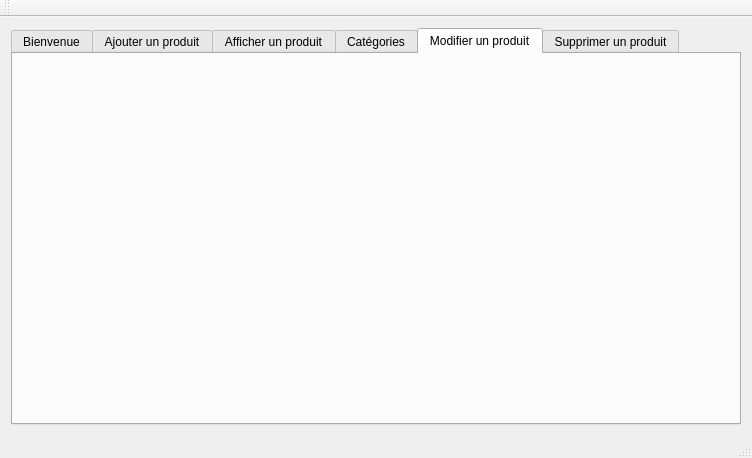
This is mainwindow.ui in choucheniheb/Projet_C-_2A23_Smart-beauty-center as Qt 5 draws it before an edit. The edited form follows.
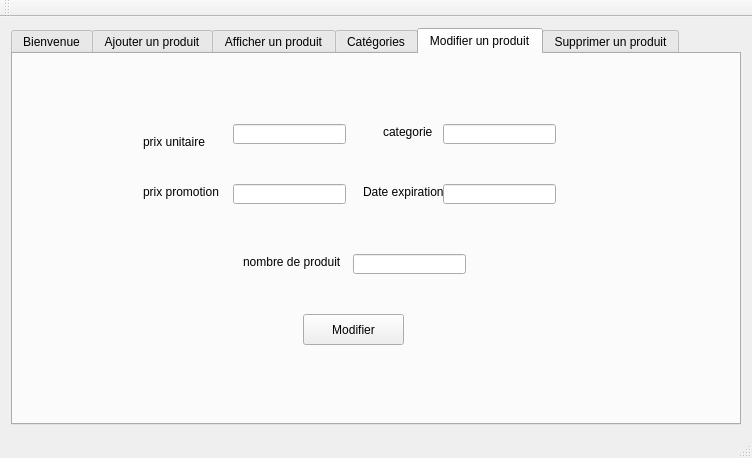
This is the edited form. The open tabs and pages were chosen to show the change.

```diff
--- a/mainwindow.ui
+++ b/mainwindow.ui
@@ -378,6 +378,200 @@
        <attribute name="title">
         <string>Modifier un produit</string>
        </attribute>
+       <widget class="QStackedWidget" name="stackedWidget_2">
+        <property name="geometry">
+         <rect>
+          <x>40</x>
+          <y>10</y>
+          <width>611</width>
+          <height>351</height>
+         </rect>
+        </property>
+        <property name="currentIndex">
+         <number>0</number>
+        </property>
+        <widget class="QWidget" name="page_3">
+         <widget class="QLabel" name="label_9">
+          <property name="geometry">
+           <rect>
+            <x>160</x>
+            <y>140</y>
+            <width>91</width>
+            <height>16</height>
+           </rect>
+          </property>
+          <property name="text">
+           <string>code a barre</string>
+          </property>
+         </widget>
+         <widget class="QLineEdit" name="codeabarrem">
+          <property name="geometry">
+           <rect>
+            <x>270</x>
+            <y>140</y>
+            <width>113</width>
+            <height>20</height>
+           </rect>
+          </property>
+         </widget>
+         <widget class="QPushButton" name="pushButtonModifier">
+          <property name="geometry">
+           <rect>
+            <x>390</x>
+            <y>230</y>
+            <width>81</width>
+            <height>31</height>
+           </rect>
+          </property>
+          <property name="text">
+           <string>Modifier</string>
+          </property>
+         </widget>
+         <widget class="QLabel" name="label_10">
+          <property name="geometry">
+           <rect>
+            <x>-4</x>
+            <y>3</y>
+            <width>611</width>
+            <height>341</height>
+           </rect>
+          </property>
+          <property name="text">
+           <string/>
+          </property>
+         </widget>
+        </widget>
+        <widget class="QWidget" name="page_4">
+         <widget class="QPushButton" name="pushButtonModifier2">
+          <property name="geometry">
+           <rect>
+            <x>250</x>
+            <y>250</y>
+            <width>101</width>
+            <height>31</height>
+           </rect>
+          </property>
+          <property name="text">
+           <string>Modifier</string>
+          </property>
+         </widget>
+         <widget class="QLabel" name="label_11">
+          <property name="geometry">
+           <rect>
+            <x>90</x>
+            <y>70</y>
+            <width>71</width>
+            <height>16</height>
+           </rect>
+          </property>
+          <property name="text">
+           <string>prix unitaire</string>
+          </property>
+         </widget>
+         <widget class="QLineEdit" name="prixu_edit_1">
+          <property name="geometry">
+           <rect>
+            <x>180</x>
+            <y>60</y>
+            <width>113</width>
+            <height>20</height>
+           </rect>
+          </property>
+         </widget>
+         <widget class="QLabel" name="label_12">
+          <property name="geometry">
+           <rect>
+            <x>330</x>
+            <y>60</y>
+            <width>61</width>
+            <height>16</height>
+           </rect>
+          </property>
+          <property name="text">
+           <string>categorie</string>
+          </property>
+         </widget>
+         <widget class="QLabel" name="label_13">
+          <property name="geometry">
+           <rect>
+            <x>90</x>
+            <y>120</y>
+            <width>81</width>
+            <height>16</height>
+           </rect>
+          </property>
+          <property name="text">
+           <string>prix promotion</string>
+          </property>
+         </widget>
+         <widget class="QLineEdit" name="prixp_edit_1">
+          <property name="geometry">
+           <rect>
+            <x>180</x>
+            <y>120</y>
+            <width>113</width>
+            <height>20</height>
+           </rect>
+          </property>
+         </widget>
+         <widget class="QLineEdit" name="categorie_edit_1">
+          <property name="geometry">
+           <rect>
+            <x>390</x>
+            <y>60</y>
+            <width>113</width>
+            <height>20</height>
+           </rect>
+          </property>
+         </widget>
+         <widget class="QLineEdit" name="date_edit_1">
+          <property name="geometry">
+           <rect>
+            <x>390</x>
+            <y>120</y>
+            <width>113</width>
+            <height>20</height>
+           </rect>
+          </property>
+         </widget>
+         <widget class="QLabel" name="label_14">
+          <property name="geometry">
+           <rect>
+            <x>310</x>
+            <y>120</y>
+            <width>81</width>
+            <height>16</height>
+           </rect>
+          </property>
+          <property name="text">
+           <string>Date expiration</string>
+          </property>
+         </widget>
+         <widget class="QLabel" name="label_15">
+          <property name="geometry">
+           <rect>
+            <x>190</x>
+            <y>190</y>
+            <width>101</width>
+            <height>16</height>
+           </rect>
+          </property>
+          <property name="text">
+           <string>nombre de produit</string>
+          </property>
+         </widget>
+         <widget class="QLineEdit" name="nbreEdit_1">
+          <property name="geometry">
+           <rect>
+            <x>300</x>
+            <y>190</y>
+            <width>113</width>
+            <height>20</height>
+           </rect>
+          </property>
+         </widget>
+        </widget>
+       </widget>
       </widget>
       <widget class="QWidget" name="tab_4">
        <attribute name="title">
```
Left out of the diff: 94 changed lines with no effect on the pictures.
